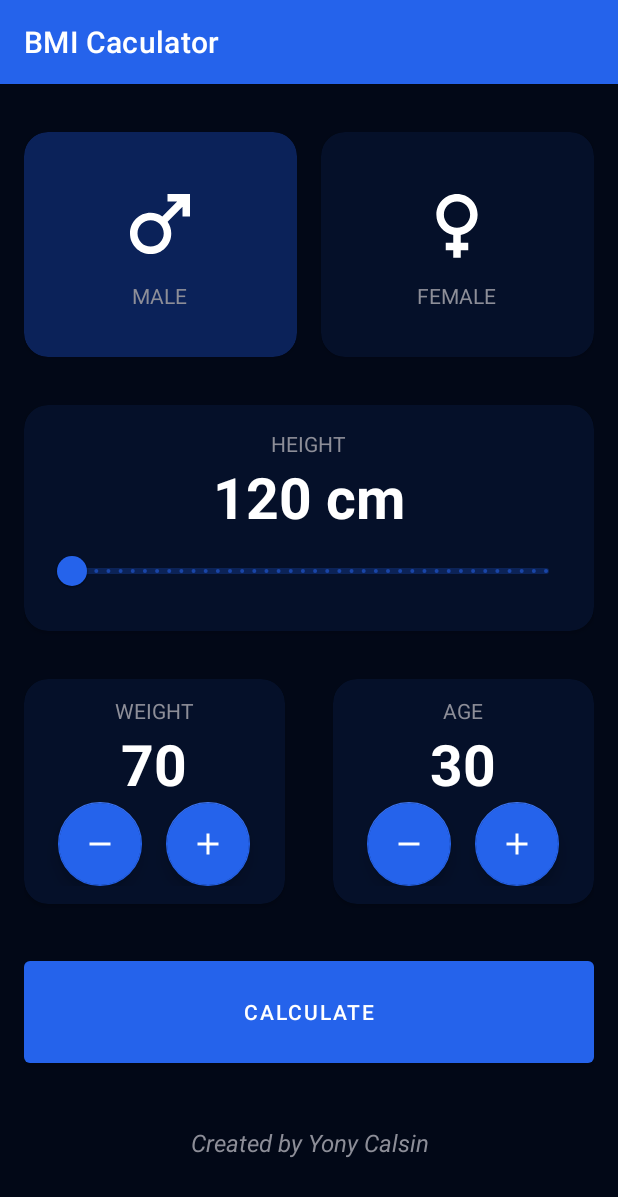
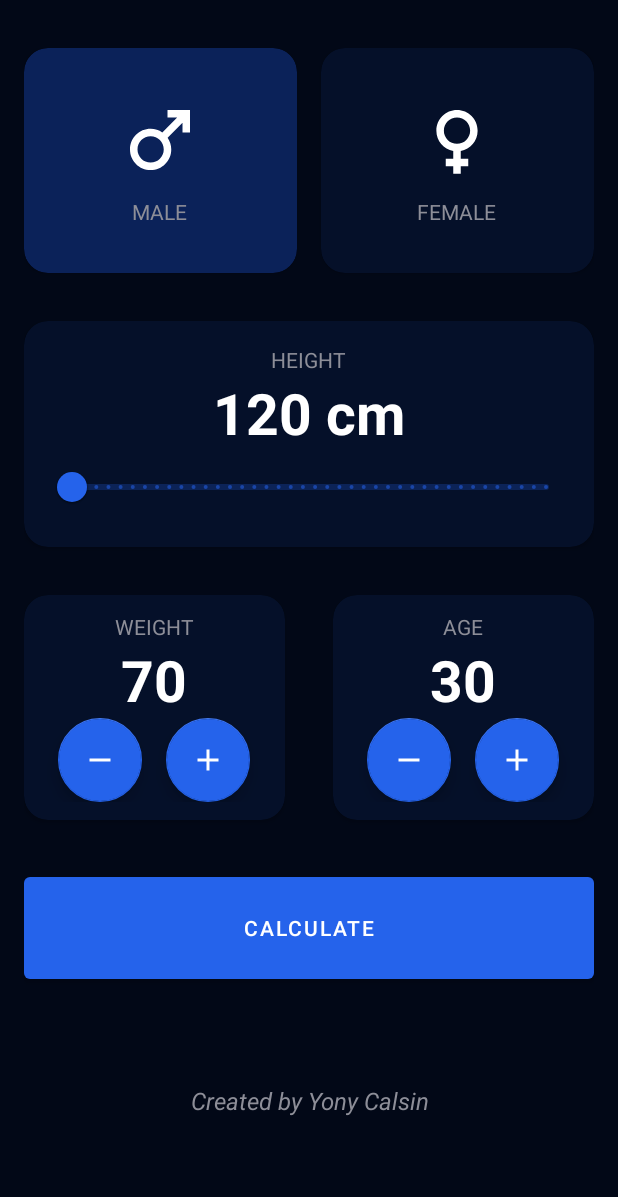
Before and after one commit to yonycalsin/BMI-Calculator, an Android app: the screen it shows after launch (MainActivity), on a phone screen of 412 x 824 dp. Shown: the top 1197 px of the screen. Run offline under Robolectric (Android 15) with nearby library versions, the phone set to English and light mode, and no system bars.

Commit message:
feat: hide the action bar

```diff
--- a/app/src/main/res/values/themes.xml
+++ b/app/src/main/res/values/themes.xml
@@ -1,9 +1,9 @@
 <resources xmlns:tools="http://schemas.android.com/tools">
     <!-- Base application theme. -->
-    <style name="Theme.BMICaculator" parent="Theme.MaterialComponents.DayNight.DarkActionBar">
+    <style name="Theme.BMICaculator" parent="Theme.MaterialComponents.DayNight.NoActionBar">
         <!-- Primary brand color. -->
         <item name="colorPrimary">@color/primary</item>
-        <item name="colorPrimaryVariant">@color/primary</item>
+        <item name="colorPrimaryVariant">@color/background</item>
         <item name="colorOnPrimary">@color/white</item>
         <!-- Secondary brand color. -->
         <item name="colorSecondary">@color/teal_200</item>
```
